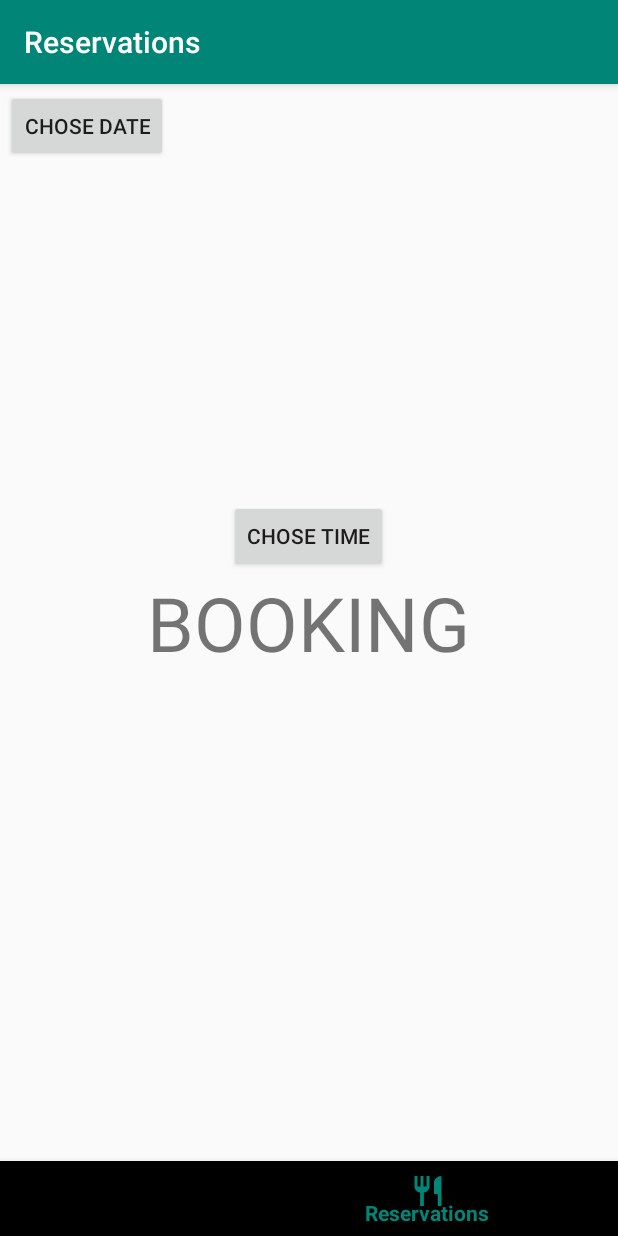
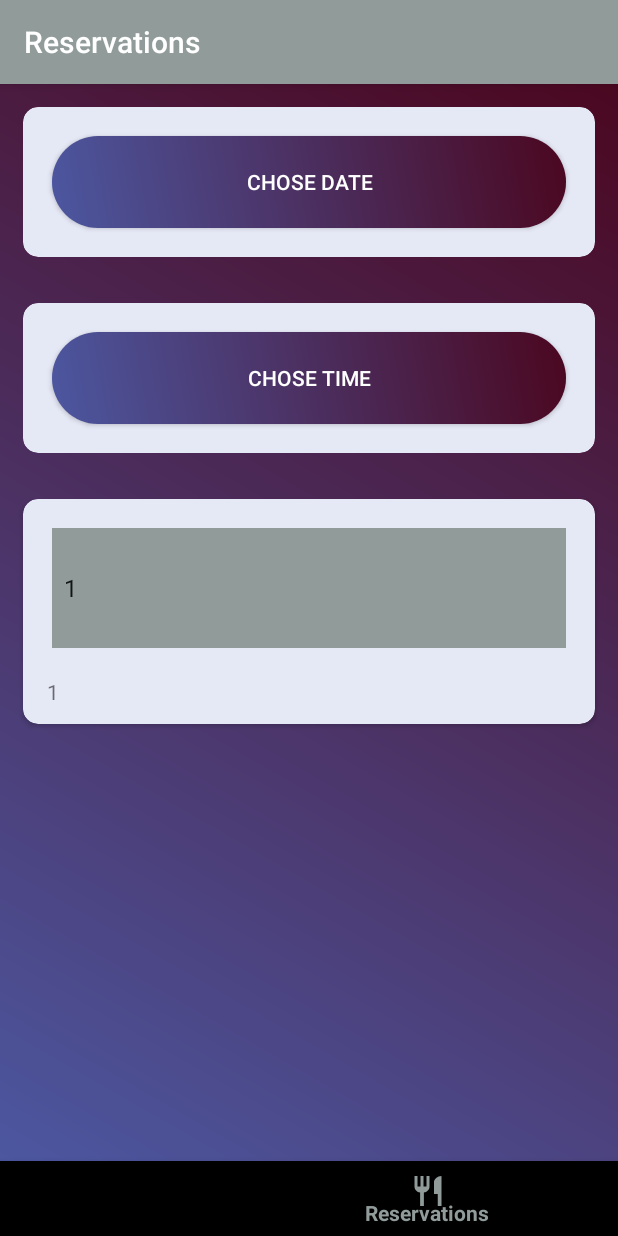
Before and after one commit to j-juric/FoodReviewProject, an Android app: the MainMenu screen opened directly, with no data from a screen before it, item 4 of the bottom bar chosen, on a phone screen of 412 x 824 dp. Run offline under Robolectric (Android 15) with nearby library versions, the phone set to English and light mode, and no system bars; Roboto replaces fonts that are not available here.

Commit message:
UI booking and added numPeople

```diff
--- a/app/src/main/java/com/food/review/BookingFragment.kt
+++ b/app/src/main/java/com/food/review/BookingFragment.kt
@@ -3,13 +3,14 @@ package com.food.review
 import android.app.DatePickerDialog
 import android.app.TimePickerDialog
 import android.os.Bundle
+import android.util.Log
 import android.view.LayoutInflater
 import android.view.View
 import android.view.ViewGroup
-import android.widget.TextView
-import android.widget.Toast
+import android.widget.*
 import androidx.annotation.NonNull
 import androidx.annotation.Nullable
+import androidx.core.view.get
 import androidx.fragment.app.Fragment
 import kotlinx.android.synthetic.main.fragment_booking.*
 import java.text.DateFormat
@@ -21,8 +22,13 @@ class BookingFragment : Fragment() {
 
 
 
-    var formate = SimpleDateFormat("dd MMM, YYYY",Locale.US)
-    var timeFormat = SimpleDateFormat("hh:mm a", Locale.US)
+    lateinit var optionsSpinner:Spinner
+    lateinit var  result:TextView
+    var formate = SimpleDateFormat("dd MMM, YYYY",Locale.FRANCE)
+    var timeFormat = SimpleDateFormat("hh:mm a", Locale.FRANCE)
+
+
+
     @Nullable
     override fun onCreateView(@NonNull inflater:LayoutInflater, @Nullable container:ViewGroup?, @Nullable savedInstaceState:Bundle?):View?{
         val inflate= inflater.inflate(R.layout.fragment_booking,container,false)
@@ -31,7 +37,7 @@ class BookingFragment : Fragment() {
         //txt.text="jeej"
 
 
-        //region btn Date
+        //region btnDate
         val btn_Date=inflate.findViewById<TextView>(R.id.btn_booking_date)
         btn_Date.setOnClickListener {
             val now = Calendar.getInstance()
@@ -61,7 +67,7 @@ class BookingFragment : Fragment() {
         }
 //endregion
 
-//region btnDate
+        //region btnTame
         val btn_Time=inflate.findViewById<TextView>(R.id.btn_booking_time)
         btn_Time.setOnClickListener {
 
@@ -91,6 +97,36 @@ class BookingFragment : Fragment() {
 
         //endregion
 
+        //region Spinner
+
+        optionsSpinner=inflate.findViewById(R.id.spinn_booking_numPeople)
+        result=inflate.findViewById(R.id.res_spinner)
+        val arrayOptions= arrayListOf<Int>()
+        for(i in 1..25){
+
+            arrayOptions+=i
+        }
+        Log.d("booking br",arrayOptions.toString())
+        optionsSpinner.adapter=ArrayAdapter<Int>(context!!,android.R.layout.simple_spinner_item,arrayOptions)
+        optionsSpinner.onItemSelectedListener=object :AdapterView.OnItemSelectedListener{
+            override fun onNothingSelected(parent: AdapterView<*>?) {
+            }
+            override fun onItemSelected(
+                parent: AdapterView<*>?,
+                view: View?,
+                position: Int,
+                id: Long
+            ) {
+                Toast.makeText(context!!, "position : " + position, Toast.LENGTH_SHORT).show()
+                Log.d("booking",arrayOptions[position].toString())
+                result.text=arrayOptions[position].toString()
+                   }
+        }
+        //endregion
+
+
+
+
         return inflate
     }
 }
--- /dev/null
+++ b/app/src/main/res/drawable/stylebtnbooking_ar.xml
@@ -0,0 +1,13 @@
+<?xml version="1.0" encoding="utf-8"?>
+<shape xmlns:android="http://schemas.android.com/apk/res/android">
+    <gradient android:angle="45"
+
+        android:startColor="#000"
+        android:endColor="@color/bookingColor1_ar"/>
+
+    <corners android:radius="45dp"/>
+    <padding android:bottom="15dp"
+        android:right="15dp"
+        android:left="15dp"
+        android:top="15dp"/>
+</shape>
--- a/app/src/main/res/layout/fragment_booking.xml
+++ b/app/src/main/res/layout/fragment_booking.xml
@@ -1,32 +1,95 @@
 <?xml version="1.0" encoding="utf-8"?>
-<RelativeLayout xmlns:android="http://schemas.android.com/apk/res/android"
-    android:layout_width="match_parent" android:layout_height="match_parent">
-
-    <TextView
-        android:id="@+id/proba"
-        android:layout_width="wrap_content"
-        android:layout_height="wrap_content"
-        android:text="BOOKING"
-        android:textSize="50sp"
-        android:layout_centerInParent="true"
-        />
+<LinearLayout xmlns:android="http://schemas.android.com/apk/res/android"
+    xmlns:card_view="http://schemas.android.com/apk/res-auto"
+    xmlns:tools="http://schemas.android.com/tools"
+    android:layout_width="match_parent"
+    android:layout_height="match_parent"
+    android:orientation="vertical"
+    android:weightSum="3"
+    android:background="@drawable/gradientbackground_ar">
 
 
+
+    <androidx.cardview.widget.CardView
+        xmlns:card_view="http://schemas.android.com/apk/res-auto"
+        android:layout_width="match_parent"
+        android:layout_height="100dp"
+        android:layout_centerHorizontal="true"
+        android:layout_margin="15dp"
+        card_view:cardCornerRadius="10dp"
+        card_view:cardBackgroundColor="#E5E8F5"
+        >
     <Button
         android:id="@+id/btn_booking_date"
-        android:layout_width="wrap_content"
-        android:layout_height="wrap_content"
+        android:layout_width="match_parent"
+        android:layout_height="match_parent"
+        android:layout_margin="19dp"
+        android:background="@drawable/buttonstylegradient_ar"
+        android:textColor="#FFF"
         android:text="Chose date"
-        android:layout_margin="6px"
 
-        ></Button>
 
+        >
+
+    </Button>
+    </androidx.cardview.widget.CardView>
+
+
+
+    <androidx.cardview.widget.CardView
+        xmlns:card_view="http://schemas.android.com/apk/res-auto"
+        android:layout_width="match_parent"
+        android:layout_height="100dp"
+        android:layout_centerHorizontal="true"
+        android:layout_margin="15dp"
+        card_view:cardCornerRadius="10dp"
+        card_view:cardBackgroundColor="#E5E8F5"
+        >
     <Button
         android:id="@+id/btn_booking_time"
-        android:layout_width="wrap_content"
-        android:layout_height="wrap_content"
-        android:layout_above="@+id/proba"
-        android:layout_centerInParent="true"
+        android:layout_width="match_parent"
+        android:layout_height="match_parent"
+        android:layout_margin="19dp"
+        android:background="@drawable/buttonstylegradient_ar"
+        android:textColor="#FFF"
+        android:text="Chose time">
 
-        android:text="Chose time"></Button>
-</RelativeLayout>
+    </Button>
+    </androidx.cardview.widget.CardView>
+
+    <androidx.cardview.widget.CardView
+        android:layout_width="match_parent"
+        android:layout_height="150dp"
+        android:layout_centerHorizontal="true"
+        android:layout_margin="15dp"
+        card_view:cardCornerRadius="10dp"
+        card_view:cardBackgroundColor="#E5E8F5"
+
+        >
+        <LinearLayout
+            android:layout_width="match_parent"
+            android:layout_height="match_parent"
+            android:orientation="vertical"
+            android:weightSum="3">
+        <Spinner
+            android:id="@+id/spinn_booking_numPeople"
+            android:layout_width="match_parent"
+            android:layout_height="80dp"
+            android:layout_margin="19dp"
+            android:background="@color/colorPrimary"
+            android:textColor="#FFF"
+            >
+
+        </Spinner>
+        <TextView
+            android:layout_width="match_parent"
+            android:layout_height="50dp"
+            android:text="kk"
+            android:layout_marginLeft="16dp"
+            android:id="@+id/res_spinner"></TextView>
+
+        </LinearLayout>
+    </androidx.cardview.widget.CardView>
+
+
+</LinearLayout>
--- a/app/src/main/res/values/colors.xml
+++ b/app/src/main/res/values/colors.xml
@@ -1,10 +1,12 @@
 <?xml version="1.0" encoding="utf-8"?>
 <resources>
-    <color name="colorPrimary">#008577</color>
+    <color name="colorPrimary">#909B9A</color>
     <color name="colorPrimaryDark">#00574B</color>
     <color name="colorAccent">#D81B60</color>
 
     <color name="profileCol1_ar">#4C57A0</color>
     <color name="profileCol2_ar">#4B0720</color>
     <color name="iconColor_ar">#631212</color>
+
+    <color name="bookingColor1_ar">#595A74</color>
 </resources>
```
